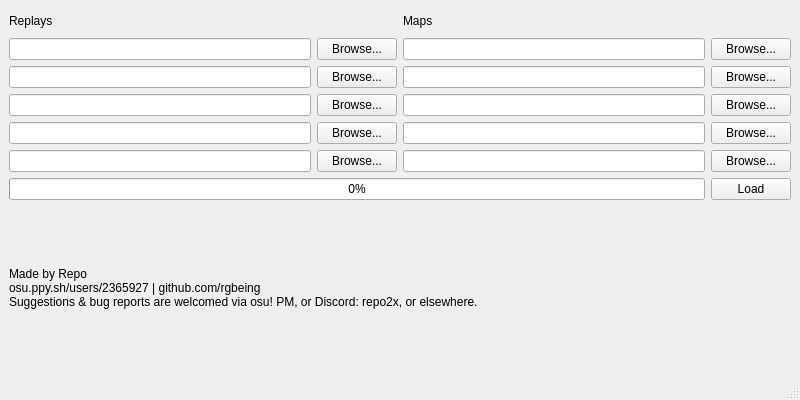
Qt form mainwindow.ui (rgbeing/osu-aim-analyzer) before a commit.
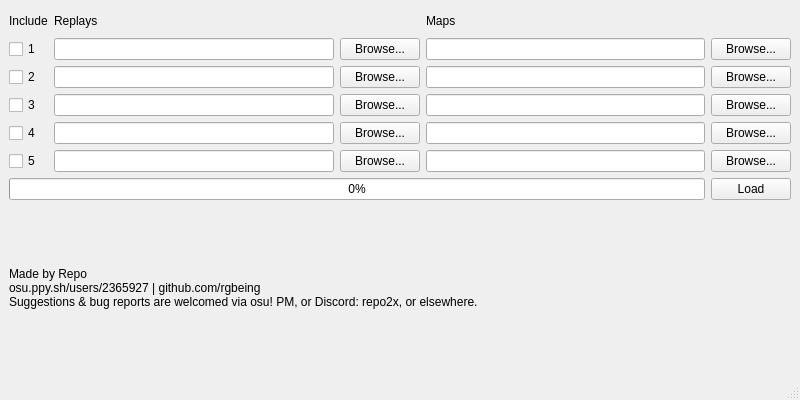
The same form after that commit. Custom widgets are drawn as their Qt base class.

Diff of the .ui file:
```diff
--- a/mainwindow.ui
+++ b/mainwindow.ui
@@ -30,171 +30,162 @@
     <item>
      <layout class="QVBoxLayout" name="verticalLayout">
       <item>
-       <layout class="QHBoxLayout" name="horizontalLayout_2">
-        <property name="sizeConstraint">
-         <enum>QLayout::SetMaximumSize</enum>
-        </property>
-        <item>
-         <layout class="QVBoxLayout" name="verticalLayout_3">
-          <item>
-           <widget class="QLabel" name="label_2">
-            <property name="text">
-             <string>Replays</string>
-            </property>
-           </widget>
-          </item>
-          <item>
-           <layout class="QHBoxLayout" name="horizontalLayout_12">
-            <item>
-             <widget class="QLineEdit" name="replayLine_1"/>
-            </item>
-            <item>
+       <layout class="QGridLayout" name="gridLayout">
+        <item row="3" column="1">
+         <widget class="DroppableQLineEdit" name="replayLine_3"/>
+        </item>
+        <item row="1" column="2">
              <widget class="QPushButton" name="replayBrowse_1">
               <property name="text">
                <string>Browse...</string>
               </property>
              </widget>
             </item>
-           </layout>
-          </item>
-          <item>
-           <layout class="QHBoxLayout" name="horizontalLayout_10">
-            <item>
-             <widget class="QLineEdit" name="replayLine_2"/>
-            </item>
-            <item>
-             <widget class="QPushButton" name="replayBrowse_2">
+        <item row="1" column="4">
+         <widget class="QPushButton" name="mapBrowse_1">
               <property name="text">
                <string>Browse...</string>
               </property>
              </widget>
             </item>
-           </layout>
-          </item>
-          <item>
-           <layout class="QHBoxLayout" name="horizontalLayout_9">
-            <item>
-             <widget class="QLineEdit" name="replayLine_3"/>
-            </item>
-            <item>
-             <widget class="QPushButton" name="replayBrowse_3">
-              <property name="text">
-               <string>Browse...</string>
-              </property>
-             </widget>
-            </item>
-           </layout>
-          </item>
-          <item>
-           <layout class="QHBoxLayout" name="horizontalLayout_8">
-            <item>
-             <widget class="QLineEdit" name="replayLine_4"/>
-            </item>
-            <item>
-             <widget class="QPushButton" name="replayBrowse_4">
-              <property name="text">
-               <string>Browse...</string>
-              </property>
-             </widget>
-            </item>
-           </layout>
-          </item>
-          <item>
-           <layout class="QHBoxLayout" name="horizontalLayout_3">
-            <item>
-             <widget class="QLineEdit" name="replayLine_5"/>
-            </item>
-            <item>
-             <widget class="QPushButton" name="replayBrowse_5">
-              <property name="text">
-               <string>Browse...</string>
-              </property>
-             </widget>
-            </item>
-           </layout>
-          </item>
-         </layout>
-        </item>
-        <item>
-         <layout class="QVBoxLayout" name="verticalLayout_2">
-          <item>
+        <item row="4" column="1">
+         <widget class="DroppableQLineEdit" name="replayLine_4"/>
+        </item>
+        <item row="0" column="3">
            <widget class="QLabel" name="label">
             <property name="text">
              <string>Maps</string>
             </property>
            </widget>
           </item>
-          <item>
-           <layout class="QHBoxLayout" name="horizontalLayout_16">
-            <item>
-             <widget class="QLineEdit" name="mapLine_1"/>
-            </item>
-            <item>
-             <widget class="QPushButton" name="mapBrowse_1">
+        <item row="4" column="2">
+         <widget class="QPushButton" name="replayBrowse_4">
               <property name="text">
                <string>Browse...</string>
               </property>
              </widget>
             </item>
-           </layout>
-          </item>
-          <item>
-           <layout class="QHBoxLayout" name="horizontalLayout_15">
-            <item>
-             <widget class="QLineEdit" name="mapLine_2"/>
-            </item>
-            <item>
-             <widget class="QPushButton" name="mapBrowse_2">
-              <property name="text">
-               <string>Browse...</string>
-              </property>
-             </widget>
-            </item>
-           </layout>
-          </item>
-          <item>
-           <layout class="QHBoxLayout" name="horizontalLayout_14">
-            <item>
-             <widget class="QLineEdit" name="mapLine_3"/>
-            </item>
-            <item>
+        <item row="4" column="3">
+         <widget class="DroppableQLineEdit" name="mapLine_4"/>
+        </item>
+        <item row="3" column="4">
              <widget class="QPushButton" name="mapBrowse_3">
               <property name="text">
                <string>Browse...</string>
               </property>
              </widget>
             </item>
-           </layout>
-          </item>
-          <item>
-           <layout class="QHBoxLayout" name="horizontalLayout_4">
-            <item>
-             <widget class="QLineEdit" name="mapLine_4"/>
-            </item>
-            <item>
-             <widget class="QPushButton" name="mapBrowse_4">
+        <item row="5" column="3">
+         <widget class="DroppableQLineEdit" name="mapLine_5"/>
+        </item>
+        <item row="5" column="1">
+         <widget class="DroppableQLineEdit" name="replayLine_5"/>
+        </item>
+        <item row="2" column="4">
+         <widget class="QPushButton" name="mapBrowse_2">
               <property name="text">
                <string>Browse...</string>
               </property>
              </widget>
             </item>
-           </layout>
-          </item>
-          <item>
-           <layout class="QHBoxLayout" name="horizontalLayout_13">
-            <item>
-             <widget class="QLineEdit" name="mapLine_5"/>
-            </item>
-            <item>
+        <item row="2" column="3">
+         <widget class="DroppableQLineEdit" name="mapLine_2"/>
+        </item>
+        <item row="3" column="2">
+         <widget class="QPushButton" name="replayBrowse_3">
+          <property name="text">
+           <string>Browse...</string>
+          </property>
+         </widget>
+        </item>
+        <item row="1" column="1">
+         <widget class="DroppableQLineEdit" name="replayLine_1"/>
+        </item>
+        <item row="5" column="2">
+         <widget class="QPushButton" name="replayBrowse_5">
+          <property name="text">
+           <string>Browse...</string>
+          </property>
+         </widget>
+        </item>
+        <item row="0" column="1">
+         <widget class="QLabel" name="label_2">
+          <property name="text">
+           <string>Replays</string>
+          </property>
+         </widget>
+        </item>
+        <item row="2" column="1">
+         <widget class="DroppableQLineEdit" name="replayLine_2"/>
+        </item>
+        <item row="3" column="3">
+         <widget class="DroppableQLineEdit" name="mapLine_3"/>
+        </item>
+        <item row="5" column="4">
              <widget class="QPushButton" name="mapBrowse_5">
               <property name="text">
                <string>Browse...</string>
               </property>
              </widget>
             </item>
-           </layout>
-          </item>
-         </layout>
+        <item row="1" column="3">
+         <widget class="DroppableQLineEdit" name="mapLine_1"/>
+        </item>
+        <item row="2" column="2">
+         <widget class="QPushButton" name="replayBrowse_2">
+          <property name="text">
+           <string>Browse...</string>
+          </property>
+         </widget>
+        </item>
+        <item row="4" column="4">
+         <widget class="QPushButton" name="mapBrowse_4">
+          <property name="text">
+           <string>Browse...</string>
+          </property>
+         </widget>
+        </item>
+        <item row="0" column="0">
+         <widget class="QLabel" name="label_4">
+          <property name="text">
+           <string>Include</string>
+          </property>
+         </widget>
+        </item>
+        <item row="1" column="0">
+         <widget class="QCheckBox" name="checkBox_1">
+          <property name="text">
+           <string>1</string>
+          </property>
+         </widget>
+        </item>
+        <item row="2" column="0">
+         <widget class="QCheckBox" name="checkBox_2">
+          <property name="text">
+           <string>2</string>
+          </property>
+         </widget>
+        </item>
+        <item row="3" column="0">
+         <widget class="QCheckBox" name="checkBox_3">
+          <property name="text">
+           <string>3</string>
+          </property>
+         </widget>
+        </item>
+        <item row="4" column="0">
+         <widget class="QCheckBox" name="checkBox_4">
+          <property name="text">
+           <string>4</string>
+          </property>
+         </widget>
+        </item>
+        <item row="5" column="0">
+         <widget class="QCheckBox" name="checkBox_5">
+          <property name="text">
+           <string>5</string>
+          </property>
+         </widget>
         </item>
        </layout>
       </item>
@@ -249,6 +240,13 @@
   </widget>
   <widget class="QStatusBar" name="statusbar"/>
  </widget>
+ <customwidgets>
+  <customwidget>
+   <class>DroppableQLineEdit</class>
+   <extends>QLineEdit</extends>
+   <header>customWidgets.h</header>
+  </customwidget>
+ </customwidgets>
  <resources/>
  <connections/>
 </ui>
```
Lines whose indentation alone changed are shown as unchanged.
